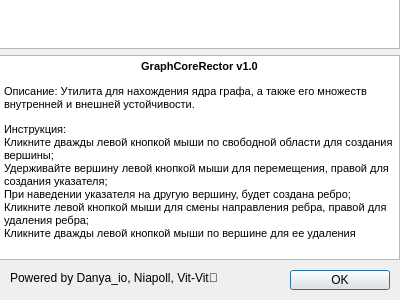
This is GraphCoreCtor/aboutdialog.ui in Daniel217D/Graph-core-cpp as Qt 5 draws it before an edit. The edited form follows.
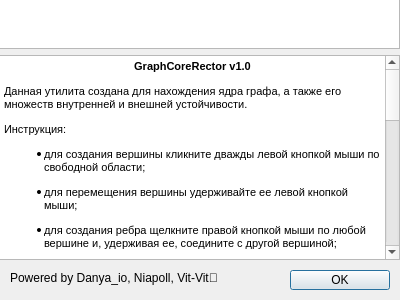
This is the edited form.

What changed in the file:
```diff
--- a/GraphCoreCtor/aboutdialog.ui
+++ b/GraphCoreCtor/aboutdialog.ui
@@ -111,8 +111,24 @@
 p, li { white-space: pre-wrap; }
 &lt;/style&gt;&lt;/head&gt;&lt;body style=&quot; font-family:'MS Shell Dlg 2'; font-size:8.25pt; font-weight:400; font-style:normal;&quot;&gt;
 &lt;p align=&quot;center&quot; style=&quot; margin-top:0px; margin-bottom:0px; margin-left:0px; margin-right:0px; -qt-block-indent:0; text-indent:0px;&quot;&gt;&lt;span style=&quot; font-weight:600;&quot;&gt;GraphCoreRector v1.0&lt;/span&gt;&lt;/p&gt;
-&lt;p style=&quot; margin-top:12px; margin-bottom:12px; margin-left:0px; margin-right:0px; -qt-block-indent:0; text-indent:0px;&quot;&gt;Описание: Утилита для нахождения ядра графа, а также его множеств внутренней и внешней устойчивости.&lt;/p&gt;
-&lt;p style=&quot; margin-top:12px; margin-bottom:12px; margin-left:0px; margin-right:0px; -qt-block-indent:0; text-indent:0px;&quot;&gt;Инструкция: &lt;br /&gt;Кликните дважды левой кнопкой мыши по свободной области для создания вершины; &lt;br /&gt;Удерживайте вершину левой кнопкой мыши для перемещения, правой для создания указателя; &lt;br /&gt;При наведении указателя на другую вершину, будет создана ребро; &lt;br /&gt;Кликните левой кнопкой мыши для смены направления ребра, правой для удаления ребра; &lt;br /&gt;Кликните дважды левой кнопкой мыши по вершине для ее удаления&lt;/p&gt;&lt;/body&gt;&lt;/html&gt;</string>
+&lt;p style=&quot; margin-top:12px; margin-bottom:12px; margin-left:0px; margin-right:0px; -qt-block-indent:0; text-indent:0px;&quot;&gt;Данная утилита создана для нахождения ядра графа, а также его множеств внутренней и внешней устойчивости.&lt;/p&gt;
+&lt;p style=&quot; margin-top:12px; margin-bottom:12px; margin-left:0px; margin-right:0px; -qt-block-indent:0; text-indent:0px;&quot;&gt;Инструкция:&lt;/p&gt;
+&lt;ul style=&quot;margin-top: 0px; margin-bottom: 0px; margin-left: 0px; margin-right: 0px; -qt-list-indent: 1;&quot;&gt;&lt;li style=&quot;&quot; style=&quot; margin-top:12px; margin-bottom:12px; margin-left:0px; margin-right:0px; -qt-block-indent:0; text-indent:0px;&quot;&gt;для создания вершины кликните дважды левой кнопкой мыши по свободной области; &lt;/li&gt;
+&lt;li style=&quot;&quot; style=&quot; margin-top:12px; margin-bottom:12px; margin-left:0px; margin-right:0px; -qt-block-indent:0; text-indent:0px;&quot;&gt;для перемещения вершины удерживайте ее левой кнопкой мыши;&lt;/li&gt;
+&lt;li style=&quot;&quot; style=&quot; margin-top:12px; margin-bottom:12px; margin-left:0px; margin-right:0px; -qt-block-indent:0; text-indent:0px;&quot;&gt;для создания ребра щелкните правой кнопкой мыши по любой вершине и, удерживая ее, соедините с другой вершиной; &lt;/li&gt;
+&lt;li style=&quot;&quot; style=&quot; margin-top:12px; margin-bottom:12px; margin-left:0px; margin-right:0px; -qt-block-indent:0; text-indent:0px;&quot;&gt;для удаления ребра кликните по нему правой кнопкой мыши;&lt;/li&gt;
+&lt;li style=&quot;&quot; style=&quot; margin-top:12px; margin-bottom:12px; margin-left:0px; margin-right:0px; -qt-block-indent:0; text-indent:0px;&quot;&gt;для смены направления ребра щелкните по нему левой кнопкой мыши;&lt;/li&gt;
+&lt;li style=&quot;&quot; style=&quot; margin-top:12px; margin-bottom:12px; margin-left:0px; margin-right:0px; -qt-block-indent:0; text-indent:0px;&quot;&gt;для удаления вершины кликните по ней дважды правой кнопкой мыши;&lt;/li&gt;
+&lt;li style=&quot; font-size:8pt;&quot; style=&quot; margin-top:12px; margin-bottom:12px; margin-left:0px; margin-right:0px; -qt-block-indent:0; text-indent:0px;&quot;&gt;чтобы выполнить поиск ядра, нажмите на кнопку «Выполнить поиск ядра»;&lt;/li&gt;
+&lt;li style=&quot; font-size:8pt;&quot; style=&quot; margin-top:12px; margin-bottom:12px; margin-left:0px; margin-right:0px; -qt-block-indent:0; text-indent:0px;&quot;&gt;все множества и ядра подсвечиваются на графе красным цветом по двойному щелчку левой кнопки мыши на соответствующий элемент списка;&lt;/li&gt;
+&lt;li style=&quot; font-size:8pt;&quot; style=&quot; margin-top:12px; margin-bottom:12px; margin-left:0px; margin-right:0px; -qt-block-indent:0; text-indent:0px;&quot;&gt;чтобы убрать подсветку вершин, нажмите на кнопку «Убрать выделения»;&lt;/li&gt;
+&lt;li style=&quot; font-size:8pt;&quot; style=&quot; margin-top:12px; margin-bottom:12px; margin-left:0px; margin-right:0px; -qt-block-indent:0; text-indent:0px;&quot;&gt;чтобы очистить списки найденных множеств и ядра, нажмите кнопку «Очистить список»;&lt;/li&gt;
+&lt;li style=&quot; font-size:8pt;&quot; style=&quot; margin-top:12px; margin-bottom:12px; margin-left:0px; margin-right:0px; -qt-block-indent:0; text-indent:0px;&quot;&gt;чтобы открыть сохраненный граф, нажмите на пункт меню Файл-&amp;gt;Открыть;&lt;/li&gt;
+&lt;li style=&quot; font-size:8pt;&quot; style=&quot; margin-top:12px; margin-bottom:12px; margin-left:0px; margin-right:0px; -qt-block-indent:0; text-indent:0px;&quot;&gt;чтобы сохранить текущий граф с перезаписыванием файла, нажмите на пункт меню Файл-&amp;gt;Сохранить;&lt;/li&gt;
+&lt;li style=&quot; font-size:8pt;&quot; style=&quot; margin-top:12px; margin-bottom:12px; margin-left:0px; margin-right:0px; -qt-block-indent:0; text-indent:0px;&quot;&gt;чтобы сохранить текущий граф в новый файл, нажмите на пункт меню Файл-&amp;gt;Сохранить как;&lt;/li&gt;
+&lt;li style=&quot; font-size:8pt;&quot; style=&quot; margin-top:12px; margin-bottom:12px; margin-left:0px; margin-right:0px; -qt-block-indent:0; text-indent:0px;&quot;&gt;чтобы удалить все вершины и ребра графа, нажмите на пункт меню Файл-&amp;gt;Очистить все;&lt;/li&gt;
+&lt;li style=&quot; font-size:8pt;&quot; style=&quot; margin-top:12px; margin-bottom:12px; margin-left:0px; margin-right:0px; -qt-block-indent:0; text-indent:0px;&quot;&gt;чтобы переключить граф в ориентированный/неориентированный граф, нажмите на пункт меню Свойства-&amp;gt;Ориентация;&lt;/li&gt;
+&lt;li style=&quot; font-size:8pt;&quot; style=&quot; margin-top:12px; margin-bottom:12px; margin-left:0px; margin-right:0px; -qt-block-indent:0; text-indent:0px;&quot;&gt;чтобы сменить тему приложения на черную/белую, нажмите на пункт меню Свойства-&amp;gt;Черная тема.&lt;/li&gt;&lt;/ul&gt;&lt;/body&gt;&lt;/html&gt;</string>
       </property>
      </widget>
     </item>
```
Left out of the diff: 40 changed lines with no effect on the pictures.
